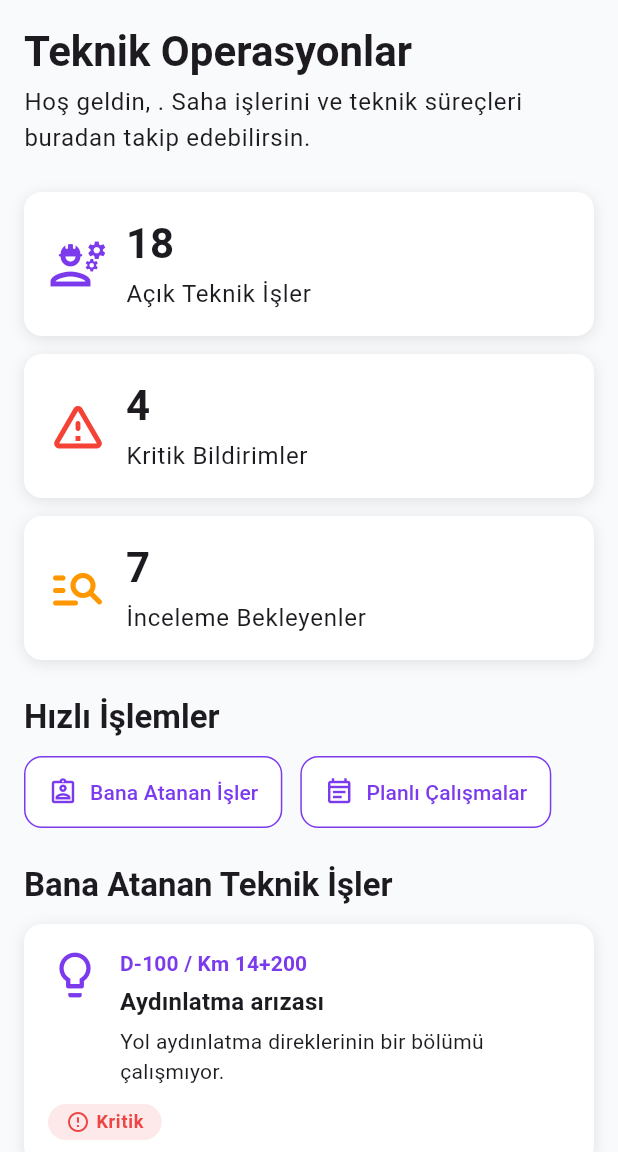
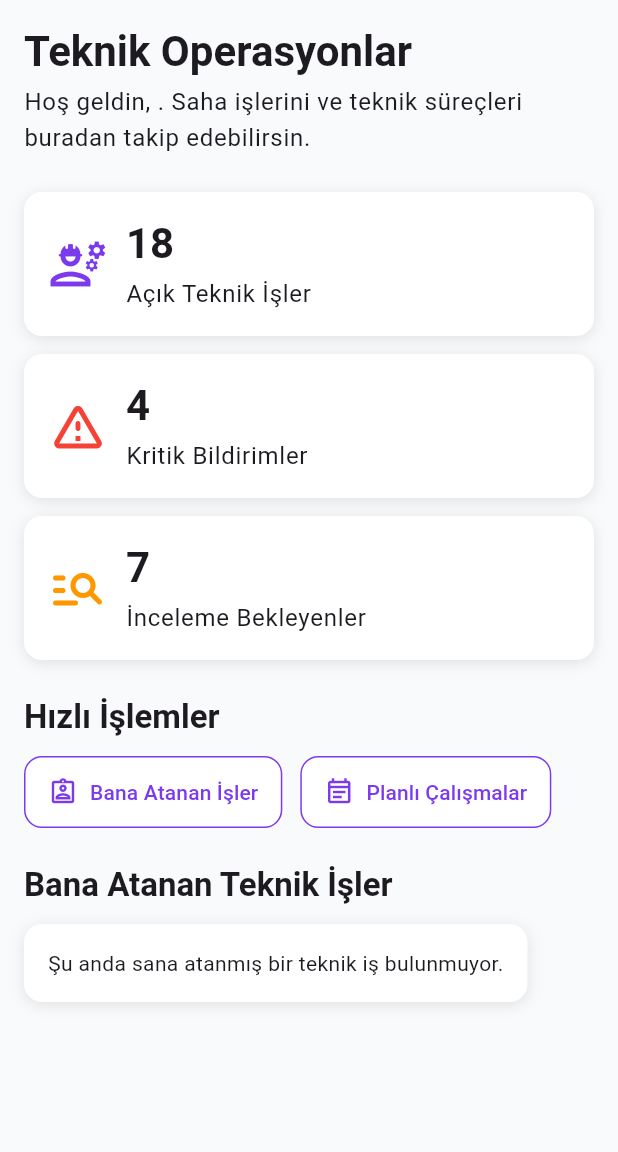
Before and after one commit to caneribrahimoglu/tck_yosi, a Flutter app: the EngineerDashboardPage screen opened directly with empty values, on a phone screen of 412 x 824 dp, the part 84-1236 px from its top. Run offline on Flutter 3.47's test engine with Material 3 defaults, Android fonts, the light colour scheme and no system bars; accounts and stored records are empty.

Commit message:
[TCK-TECH-001] Add technical work domain and engineer work list

```diff
--- a/lib/features/dashboard/pages/engineer_dashboard_page.dart
+++ b/lib/features/dashboard/pages/engineer_dashboard_page.dart
@@ -1,13 +1,17 @@
 import 'package:flutter/material.dart';
 
 import '../../../core/constants/app_spacing.dart';
-import '../../../core/enums/app_status_type.dart';
+
 import '../../../shared/widgets/app_button.dart';
 import '../../../shared/widgets/app_card.dart';
 import '../../../shared/widgets/app_page_header.dart';
 import '../../../shared/widgets/app_status_chip.dart';
 import '../../auth/domain/enums/app_permission.dart';
 import '../../auth/domain/models/app_user.dart';
+import '../../technical_operations/data/fake_technical_work_data.dart';
+import '../../technical_operations/domain/enums/technical_work_priority.dart';
+import '../../technical_operations/domain/models/technical_work.dart';
+import '../../technical_operations/presentation/technical_work_presentation.dart';
 
 class EngineerDashboardPage extends StatelessWidget {
   final AppUser currentUser;
@@ -157,6 +161,8 @@ class EngineerDashboardPage extends StatelessWidget {
   }
 
   Widget _buildAssignedWorkSection(BuildContext context) {
+    final assignedWorks = FakeTechnicalWorkData.assignedTo(currentUser.id);
+
     return Column(
       crossAxisAlignment: CrossAxisAlignment.start,
       children: [
@@ -167,37 +173,24 @@ class EngineerDashboardPage extends StatelessWidget {
           ).textTheme.titleLarge?.copyWith(fontWeight: FontWeight.w700),
         ),
         const SizedBox(height: AppSpacing.md),
-        const Column(
-          children: [
-            _TechnicalWorkCard(
-              location: 'D-100 / Km 14+200',
-              title: 'Aydınlatma arızası',
-              description: 'Yol aydınlatma direklerinin bir bölümü çalışmıyor.',
-              icon: Icons.lightbulb_outline_rounded,
-              statusLabel: 'Kritik',
-              statusType: AppStatusType.error,
-            ),
-            SizedBox(height: AppSpacing.md),
-            _TechnicalWorkCard(
-              location: 'Ankara istikameti / Km 22+450',
-              title: 'Hasarlı yön levhası',
-              description:
-                  'Yönlendirme levhasında görüşü etkileyen hasar bulunuyor.',
-              icon: Icons.signpost_outlined,
-              statusLabel: 'İnceleme Bekliyor',
-              statusType: AppStatusType.warning,
-            ),
-            SizedBox(height: AppSpacing.md),
-            _TechnicalWorkCard(
-              location: 'Köprü yaklaşımı / Km 31+800',
-              title: 'Bariyer deformasyonu',
-              description: 'Hasarlı bariyer için saha ekibi görevlendirildi.',
-              icon: Icons.fence_outlined,
-              statusLabel: 'Ekibe Atandı',
-              statusType: AppStatusType.info,
-            ),
-          ],
-        ),
+        if (assignedWorks.isEmpty)
+          const AppCard(
+            child: Text('Şu anda sana atanmış bir teknik iş bulunmuyor.'),
+          )
+        else
+          ListView.separated(
+            shrinkWrap: true,
+            physics: const NeverScrollableScrollPhysics(),
+            itemCount: assignedWorks.length,
+            separatorBuilder: (context, index) {
+              return const SizedBox(height: AppSpacing.md);
+            },
+            itemBuilder: (context, index) {
+              final work = assignedWorks[index];
+
+              return _TechnicalWorkCard(work: work);
+            },
+          ),
       ],
     );
   }
@@ -245,21 +238,9 @@ class _SummaryCard extends StatelessWidget {
 }
 
 class _TechnicalWorkCard extends StatelessWidget {
-  final String location;
-  final String title;
-  final String description;
-  final IconData icon;
-  final String statusLabel;
-  final AppStatusType statusType;
+  final TechnicalWork work;
 
-  const _TechnicalWorkCard({
-    required this.location,
-    required this.title,
-    required this.description,
-    required this.icon,
-    required this.statusLabel,
-    required this.statusType,
-  });
+  const _TechnicalWorkCard({required this.work});
 
   @override
   Widget build(BuildContext context) {
@@ -272,7 +253,7 @@ class _TechnicalWorkCard extends StatelessWidget {
             crossAxisAlignment: CrossAxisAlignment.start,
             children: [
               Icon(
-                icon,
+                work.category.icon,
                 size: 36,
                 color: Theme.of(context).colorScheme.primary,
               ),
@@ -282,7 +263,7 @@ class _TechnicalWorkCard extends StatelessWidget {
                   crossAxisAlignment: CrossAxisAlignment.start,
                   children: [
                     Text(
-                      location,
+                      work.location,
                       style: Theme.of(context).textTheme.labelLarge?.copyWith(
                         color: Theme.of(context).colorScheme.primary,
                         fontWeight: FontWeight.w600,
@@ -290,18 +271,35 @@ class _TechnicalWorkCard extends StatelessWidget {
                     ),
                     const SizedBox(height: AppSpacing.xs),
                     Text(
-                      title,
+                      work.title,
                       style: Theme.of(context).textTheme.titleMedium?.copyWith(
                         fontWeight: FontWeight.w700,
                       ),
                     ),
                     const SizedBox(height: AppSpacing.xs),
                     Text(
-                      description,
+                      work.description,
                       style: Theme.of(context).textTheme.bodyMedium,
                     ),
                   ],
                 ),
+              ),
+            ],
+          );
+
+          final statusChips = Wrap(
+            spacing: AppSpacing.sm,
+            runSpacing: AppSpacing.sm,
+            children: [
+              if (work.priority == TechnicalWorkPriority.high ||
+                  work.priority == TechnicalWorkPriority.critical)
+                AppStatusChip(
+                  label: work.priority.label,
+                  type: work.priority.statusType,
+                ),
+              AppStatusChip(
+                label: work.status.label,
+                type: work.status.statusType,
               ),
             ],
           );
@@ -312,7 +310,7 @@ class _TechnicalWorkCard extends StatelessWidget {
               children: [
                 workDetails,
                 const SizedBox(height: AppSpacing.md),
-                AppStatusChip(label: statusLabel, type: statusType),
+                statusChips,
               ],
             );
           }
@@ -321,7 +319,7 @@ class _TechnicalWorkCard extends StatelessWidget {
             children: [
               Expanded(child: workDetails),
               const SizedBox(width: AppSpacing.lg),
-              AppStatusChip(label: statusLabel, type: statusType),
+              statusChips,
             ],
           );
         },
--- /dev/null
+++ b/lib/features/technical_operations/data/fake_technical_work_data.dart
@@ -0,0 +1,64 @@
+import '../domain/enums/technical_work_category.dart';
+import '../domain/enums/technical_work_priority.dart';
+import '../domain/enums/technical_work_status.dart';
+import '../domain/models/technical_work.dart';
+
+class FakeTechnicalWorkData {
+  FakeTechnicalWorkData._();
+
+  static final List<TechnicalWork> works = [
+    TechnicalWork(
+      id: 'work-001',
+      title: 'Aydınlatma arızası',
+      description: 'Yol aydınlatma direklerinin bir bölümü çalışmıyor.',
+      location: 'D-100 / Km 14+200',
+      category: TechnicalWorkCategory.lighting,
+      priority: TechnicalWorkPriority.critical,
+      status: TechnicalWorkStatus.inProgress,
+      createdByUserId: 'user-chief-001',
+      assignedToUserId: 'user-engineer-001',
+      createdAt: DateTime(2026, 7, 19, 8, 30),
+    ),
+    TechnicalWork(
+      id: 'work-002',
+      title: 'Hasarlı yön levhası',
+      description: 'Yönlendirme levhasında görüşü etkileyen hasar bulunuyor.',
+      location: 'Ankara istikameti / Km 22+450',
+      category: TechnicalWorkCategory.trafficSign,
+      priority: TechnicalWorkPriority.high,
+      status: TechnicalWorkStatus.awaitingInspection,
+      createdByUserId: 'user-driver-001',
+      assignedToUserId: 'user-engineer-001',
+      createdAt: DateTime(2026, 7, 19, 9, 15),
+    ),
+    TechnicalWork(
+      id: 'work-003',
+      title: 'Bariyer deformasyonu',
+      description: 'Hasarlı bariyer için saha ekibi görevlendirildi.',
+      location: 'Köprü yaklaşımı / Km 31+800',
+      category: TechnicalWorkCategory.barrier,
+      priority: TechnicalWorkPriority.normal,
+      status: TechnicalWorkStatus.assigned,
+      createdByUserId: 'user-chief-001',
+      assignedToUserId: 'user-engineer-001',
+      createdAt: DateTime(2026, 7, 18, 14, 20),
+    ),
+    TechnicalWork(
+      id: 'work-004',
+      title: 'Yol yüzeyinde çökme',
+      description: 'Sağ şeritte trafik güvenliğini etkileyen çökme oluştu.',
+      location: 'D-100 / Km 38+100',
+      category: TechnicalWorkCategory.roadSurface,
+      priority: TechnicalWorkPriority.critical,
+      status: TechnicalWorkStatus.reported,
+      createdByUserId: 'user-driver-001',
+      createdAt: DateTime(2026, 7, 19, 10, 5),
+    ),
+  ];
+
+  static List<TechnicalWork> assignedTo(String userId) {
+    return works
+        .where((work) => work.assignedToUserId == userId)
+        .toList(growable: false);
+  }
+}
--- /dev/null
+++ b/lib/features/technical_operations/domain/enums/technical_work_category.dart
@@ -0,0 +1,16 @@
+enum TechnicalWorkCategory {
+  roadSurface,
+  lighting,
+  trafficSign,
+  roadMarking,
+  barrier,
+  drainage,
+  bridgeAndViaduct,
+  tunnel,
+  landslide,
+  building,
+  electricalSystem,
+  vehicle,
+  workMachine,
+  other,
+}
--- /dev/null
+++ b/lib/features/technical_operations/domain/enums/technical_work_priority.dart
@@ -0,0 +1 @@
+enum TechnicalWorkPriority { low, normal, high, critical }
--- /dev/null
+++ b/lib/features/technical_operations/domain/enums/technical_work_status.dart
@@ -0,0 +1,9 @@
+enum TechnicalWorkStatus {
+  reported,
+  awaitingInspection,
+  assigned,
+  inProgress,
+  onHold,
+  completed,
+  cancelled,
+}
--- /dev/null
+++ b/lib/features/technical_operations/domain/models/technical_work.dart
@@ -0,0 +1,43 @@
+import '../enums/technical_work_category.dart';
+import '../enums/technical_work_priority.dart';
+import '../enums/technical_work_status.dart';
+
+class TechnicalWork {
+  final String id;
+  final String title;
+  final String description;
+  final String location;
+  final TechnicalWorkCategory category;
+  final TechnicalWorkPriority priority;
+  final TechnicalWorkStatus status;
+  final String createdByUserId;
+  final String? assignedToUserId;
+  final DateTime createdAt;
+  final DateTime? plannedAt;
+  final DateTime? completedAt;
+
+  const TechnicalWork({
+    required this.id,
+    required this.title,
+    required this.description,
+    required this.location,
+    required this.category,
+    required this.priority,
+    required this.status,
+    required this.createdByUserId,
+    required this.createdAt,
+    this.assignedToUserId,
+    this.plannedAt,
+    this.completedAt,
+  });
+
+  bool get isAssigned => assignedToUserId != null;
+
+  bool get isCritical {
+    return priority == TechnicalWorkPriority.critical;
+  }
+
+  bool get isCompleted {
+    return status == TechnicalWorkStatus.completed;
+  }
+}
```
Also changed, not shown: lib/features/technical_operations/presentation/technical_work_presentation.dart (added, +74 -0 lines), 2 other files.
